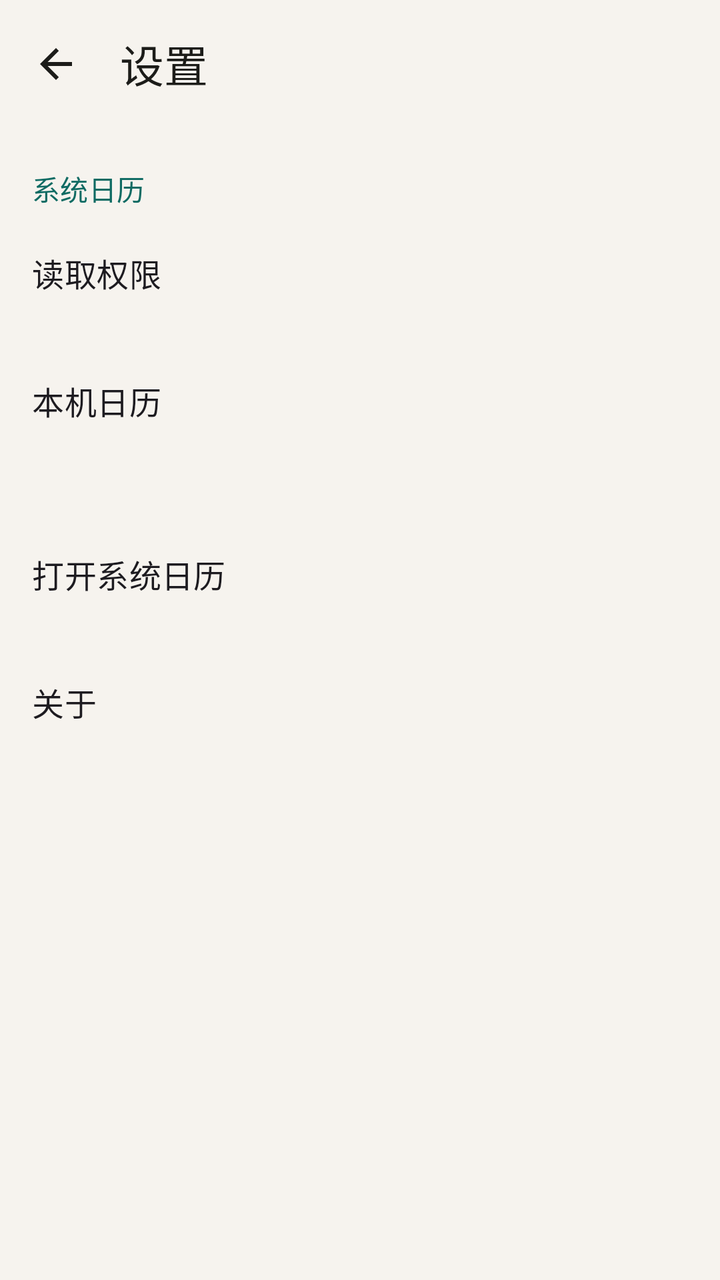
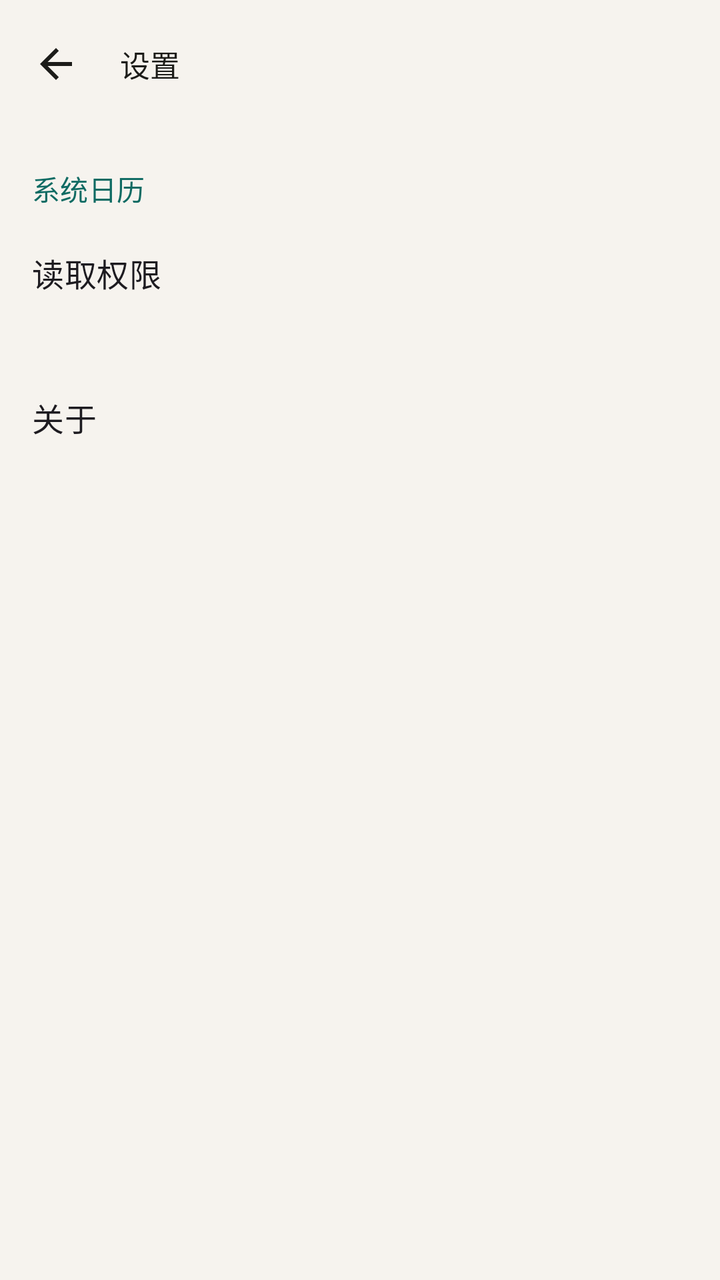

Screens rendered from an Android XML layout before and after an edit, with the pre-edit source and the edit as a unified diff.
<!-- AndroidManifest.xml: application theme Theme.BillRemind -->
<!-- res/layout/activity_settings.xml -->
<?xml version="1.0" encoding="utf-8"?>
<LinearLayout xmlns:android="http://schemas.android.com/apk/res/android"
    xmlns:app="http://schemas.android.com/apk/res-auto"
    android:layout_width="match_parent"
    android:layout_height="match_parent"
    android:fitsSystemWindows="true"
    android:orientation="vertical">

    <com.google.android.material.appbar.MaterialToolbar
        android:id="@+id/toolbar"
        android:layout_width="match_parent"
        android:layout_height="wrap_content"
        app:navigationIcon="@drawable/ic_back"
        app:title="设置" />

    <ScrollView
        android:layout_width="match_parent"
        android:layout_height="match_parent">

        <LinearLayout
            android:layout_width="match_parent"
            android:layout_height="wrap_content"
            android:orientation="vertical"
            android:paddingBottom="24dp">

            <TextView
                style="@style/Widget.BillRemind.Section"
                android:text="系统日历" />

            <LinearLayout
                android:id="@+id/rowPermission"
                style="@style/Widget.BillRemind.Row">

                <LinearLayout
                    android:layout_width="0dp"
                    android:layout_height="wrap_content"
                    android:layout_weight="1"
                    android:orientation="vertical">

                    <TextView
                        android:layout_width="match_parent"
                        android:layout_height="wrap_content"
                        android:text="读取权限"
                        android:textAppearance="?attr/textAppearanceTitleMedium" />

                    <TextView
                        android:id="@+id/valuePermission"
                        android:layout_width="match_parent"
                        android:layout_height="wrap_content"
                        android:textAppearance="?attr/textAppearanceBodySmall"
                        android:textColor="?attr/colorOnSurfaceVariant" />
                </LinearLayout>
            </LinearLayout>

            <LinearLayout
                android:id="@+id/rowCalendars"
                style="@style/Widget.BillRemind.Row">

                <LinearLayout
                    android:layout_width="0dp"
                    android:layout_height="wrap_content"
                    android:layout_weight="1"
                    android:orientation="vertical">

                    <TextView
                        android:layout_width="match_parent"
                        android:layout_height="wrap_content"
                        android:text="本机日历"
                        android:textAppearance="?attr/textAppearanceTitleMedium" />

                    <TextView
                        android:id="@+id/valueCalendars"
                        android:layout_width="match_parent"
                        android:layout_height="wrap_content"
                        android:textAppearance="?attr/textAppearanceBodySmall"
                        android:textColor="?attr/colorOnSurfaceVariant" />

                    <TextView
                        android:id="@+id/valueCalendarCount"
                        android:layout_width="match_parent"
                        android:layout_height="wrap_content"
                        android:textAppearance="?attr/textAppearanceLabelSmall"
                        android:textColor="?attr/colorOutline" />
                </LinearLayout>
            </LinearLayout>

            <LinearLayout
                android:id="@+id/rowOpenCalendar"
                style="@style/Widget.BillRemind.Row">

                <TextView
                    android:layout_width="match_parent"
                    android:layout_height="wrap_content"
                    android:text="打开系统日历"
                    android:textAppearance="?attr/textAppearanceTitleMedium" />
            </LinearLayout>

            <LinearLayout
                android:id="@+id/rowAbout"
                style="@style/Widget.BillRemind.Row">

                <TextView
                    android:layout_width="match_parent"
                    android:layout_height="wrap_content"
                    android:text="关于"
                    android:textAppearance="?attr/textAppearanceTitleMedium" />
            </LinearLayout>
        </LinearLayout>
    </ScrollView>
</LinearLayout>
<!-- resources referenced by this layout -->
<resources>
  <!-- drawable ic_back (drawable) -->
  <?xml version="1.0" encoding="utf-8"?>
  <vector xmlns:android="http://schemas.android.com/apk/res/android"
      android:width="24dp"
      android:height="24dp"
      android:viewportWidth="24"
      android:viewportHeight="24"
      android:tint="?attr/colorOnSurface"
      android:autoMirrored="true">
      <path
          android:fillColor="@android:color/white"
          android:pathData="M20,11H7.83l5.59,-5.59L12,4l-8,8 8,8 1.41,-1.41L7.83,13H20v-2z" />
  </vector>
  <style name="Theme.BillRemind" parent="Theme.BillRemind.Base" />
  <style name="Theme.BillRemind.Base" parent="Theme.Material3.Light.NoActionBar">
          <item name="colorPrimary">@color/md_primary</item>
          <item name="colorOnPrimary">@color/md_on_primary</item>
          <item name="colorPrimaryContainer">@color/md_primary_container</item>
          <item name="colorOnPrimaryContainer">@color/md_on_primary_container</item>
          <item name="colorSecondary">@color/md_secondary</item>
          <item name="colorOnSecondary">@color/md_on_secondary</item>
          <item name="colorSecondaryContainer">@color/md_secondary_container</item>
          <item name="colorOnSecondaryContainer">@color/md_on_secondary_container</item>
          <item name="android:colorBackground">@color/md_background</item>
          <item name="colorSurface">@color/md_surface</item>
          <item name="colorOnSurface">@color/md_on_surface</item>
          <item name="colorSurfaceVariant">@color/md_surface_variant</item>
          <item name="colorOnSurfaceVariant">@color/md_on_surface_variant</item>
          <item name="colorOutline">@color/md_outline</item>
          <item name="colorSurfaceContainer">@color/md_surface_container</item>
          <item name="colorSurfaceContainerLow">@color/md_surface_container_low</item>
          <item name="colorSurfaceContainerHigh">@color/md_surface_container_high</item>
          <item name="colorError">@color/md_error</item>
          <item name="android:statusBarColor">@color/md_background</item>
          <item name="android:navigationBarColor">@android:color/black</item>
          <item name="android:windowLightStatusBar">true</item>
          <item name="android:windowBackground">@color/md_background</item>
          <item name="toolbarStyle">@style/Widget.BillRemind.Toolbar</item>
      </style>
  <color name="md_primary">#0F6B63</color>
  <color name="md_on_primary">#FFFFFF</color>
  <color name="md_primary_container">#C8F3EC</color>
  <color name="md_on_primary_container">#003731</color>
  <color name="md_secondary">#4A635F</color>
  <color name="md_on_secondary">#FFFFFF</color>
  <color name="md_secondary_container">#CCE8E2</color>
  <color name="md_on_secondary_container">#05201C</color>
  <color name="md_background">#F6F3EE</color>
  <color name="md_surface">#F6F3EE</color>
  <color name="md_on_surface">#1C1C19</color>
  <color name="md_surface_variant">#E7E3DC</color>
  <color name="md_on_surface_variant">#444740</color>
  <color name="md_outline">#74776F</color>
  <color name="md_surface_container">#EFEBE4</color>
  <color name="md_surface_container_low">#F3F0E9</color>
  <color name="md_surface_container_high">#E9E5DE</color>
  <color name="md_error">#B42318</color>
  <style name="Widget.BillRemind.Toolbar" parent="Widget.Material3.Toolbar">
          <item name="titleTextColor">?attr/colorOnSurface</item>
          <item name="android:background">@color/md_background</item>
      </style>
  <!-- unchanged entries left out for length: 2 -->
</resources>

<!-- the commit's change to res/layout/activity_settings.xml (unified diff, before → after) -->
@@ -53,49 +53,6 @@
             </LinearLayout>
 
             <LinearLayout
-                android:id="@+id/rowCalendars"
-                style="@style/Widget.BillRemind.Row">
-
-                <LinearLayout
-                    android:layout_width="0dp"
-                    android:layout_height="wrap_content"
-                    android:layout_weight="1"
-                    android:orientation="vertical">
-
-                    <TextView
-                        android:layout_width="match_parent"
-                        android:layout_height="wrap_content"
-                        android:text="本机日历"
-                        android:textAppearance="?attr/textAppearanceTitleMedium" />
-
-                    <TextView
-                        android:id="@+id/valueCalendars"
-                        android:layout_width="match_parent"
-                        android:layout_height="wrap_content"
-                        android:textAppearance="?attr/textAppearanceBodySmall"
-                        android:textColor="?attr/colorOnSurfaceVariant" />
-
-                    <TextView
-                        android:id="@+id/valueCalendarCount"
-                        android:layout_width="match_parent"
-                        android:layout_height="wrap_content"
-                        android:textAppearance="?attr/textAppearanceLabelSmall"
-                        android:textColor="?attr/colorOutline" />
-                </LinearLayout>
-            </LinearLayout>
-
-            <LinearLayout
-                android:id="@+id/rowOpenCalendar"
-                style="@style/Widget.BillRemind.Row">
-
-                <TextView
-                    android:layout_width="match_parent"
-                    android:layout_height="wrap_content"
-                    android:text="打开系统日历"
-                    android:textAppearance="?attr/textAppearanceTitleMedium" />
-            </LinearLayout>
-
-            <LinearLayout
                 android:id="@+id/rowAbout"
                 style="@style/Widget.BillRemind.Row">
 
<!-- resource entries referenced after the edit -->
@@ -17,8 +17,8 @@
   <style name="Theme.BillRemind.Base" parent="Theme.Material3.Light.NoActionBar">
           <item name="colorPrimary">@color/md_primary</item>
           <item name="colorOnPrimary">@color/md_on_primary</item>
-          <item name="colorPrimaryContainer">@color/md_primary_container</item>
-          <item name="colorOnPrimaryContainer">@color/md_on_primary_container</item>
+          <item name="colorPrimaryContainer">@color/md_surface_variant</item>
+          <item name="colorOnPrimaryContainer">@color/md_on_surface</item>
           <item name="colorSecondary">@color/md_secondary</item>
           <item name="colorOnSecondary">@color/md_on_secondary</item>
           <item name="colorSecondaryContainer">@color/md_secondary_container</item>
@@ -41,8 +41,6 @@
       </style>
   <color name="md_primary">#0F6B63</color>
   <color name="md_on_primary">#FFFFFF</color>
-  <color name="md_primary_container">#C8F3EC</color>
-  <color name="md_on_primary_container">#003731</color>
   <color name="md_secondary">#4A635F</color>
   <color name="md_on_secondary">#FFFFFF</color>
   <color name="md_secondary_container">#CCE8E2</color>
@@ -59,7 +57,11 @@
   <color name="md_error">#B42318</color>
   <style name="Widget.BillRemind.Toolbar" parent="Widget.Material3.Toolbar">
           <item name="titleTextColor">?attr/colorOnSurface</item>
+          <item name="titleTextAppearance">@style/TextAppearance.BillRemind.ToolbarTitle</item>
           <item name="android:background">@color/md_background</item>
+      </style>
+  <style name="TextAppearance.BillRemind.ToolbarTitle" parent="TextAppearance.Material3.TitleSmall">
+          <item name="android:textSize">15sp</item>
       </style>
   <!-- unchanged entries left out for length: 2 -->
 </resources>
